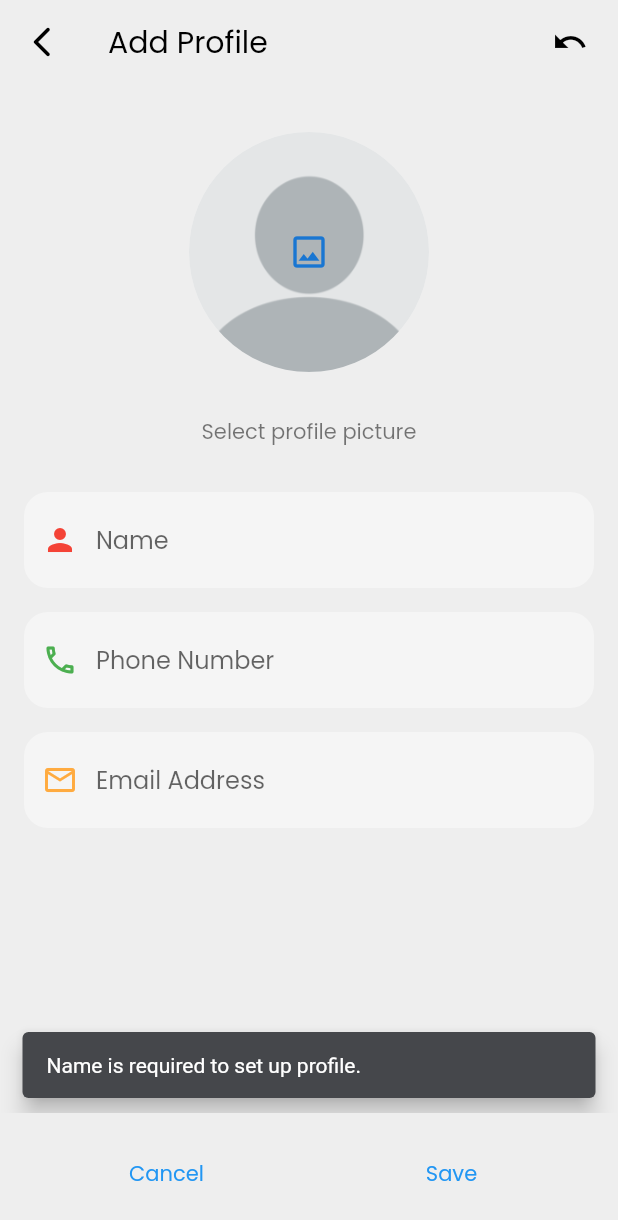
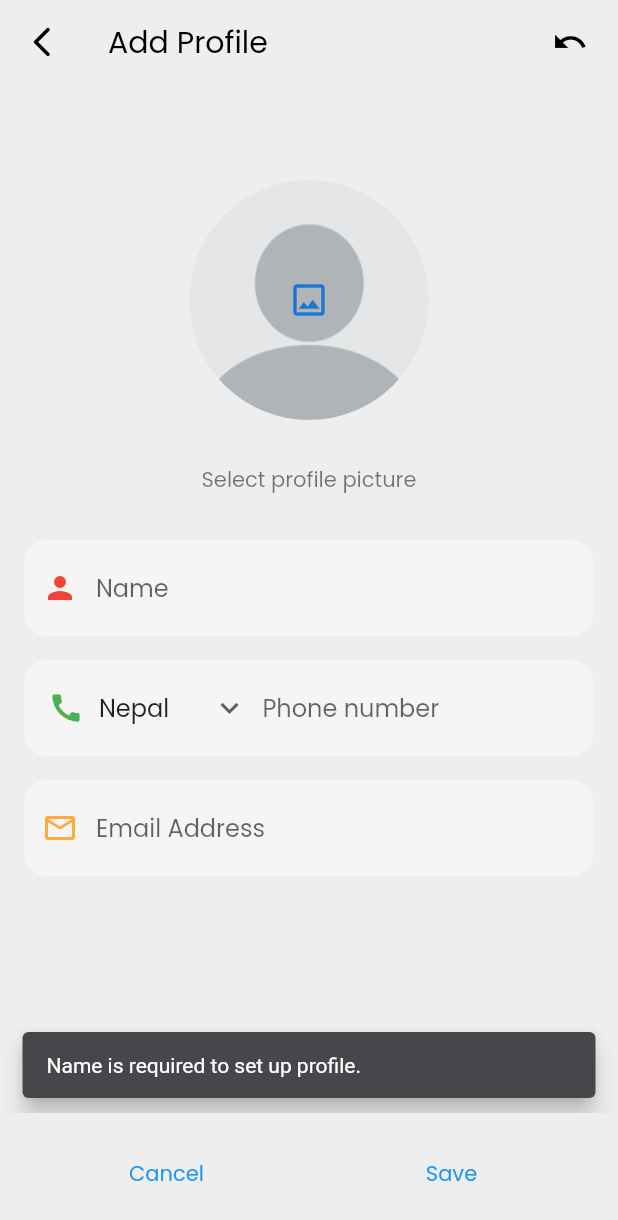
Before and after one commit to BishalTamangDev/linklocker_flutter, a Flutter app: the AddProfilePage screen opened directly, after a tap on "Save", on a phone screen of 412 x 824 dp. Shown: the top 1220 px of the screen. Run offline on Flutter 3.47's test engine with Material 3 defaults, Android fonts, the phone set to English and light mode, and no system bars; our stand-ins replace flutter_image_compress, go_router, image_picker, qr_flutter, share_plus, sqflite; accounts and stored records are empty.

Commit message:
update profile page :: phone number ui changed with dynamic country-code, note text field ui changed

```diff
--- a/lib/core/constants/app_constants.dart
+++ b/lib/core/constants/app_constants.dart
@@ -6,6 +6,8 @@ class AppConstants {
 
   // default user image
   static final String defaultUserImage = "assets/images/blank_user.png";
+
+  static final String defaultCountry = "nepal";
 
 //   colors
   static Color primaryColor = Colors.blue;
--- a/lib/features/presentation/home/home_page.dart
+++ b/lib/features/presentation/home/home_page.dart
@@ -308,7 +308,7 @@ class _HomePageState extends State<HomePage> with WidgetsBindingObserver {
                                                                   context,
                                                                   qrData);
                                                         },
-                                                        icon: Icon(Icons.share),
+                                                        icon: Icon(Icons.qr_code),
                                                       ),
                                                 onTap: () {
                                                   if (userData['user_id'] ==
--- a/lib/features/presentation/link/view/view_link_page.dart
+++ b/lib/features/presentation/link/view/view_link_page.dart
@@ -80,8 +80,9 @@ class _ViewLinkPageState extends State<ViewLinkPage> {
           child: Column(
             spacing: 16.0,
             crossAxisAlignment: CrossAxisAlignment.start,
+            mainAxisAlignment: MainAxisAlignment.start,
             children: [
-              const SizedBox(height: 64.0),
+              const SizedBox(),
 
               //   profile picture
               Center(
--- a/lib/features/presentation/profile/add_profile_page.dart
+++ b/lib/features/presentation/profile/add_profile_page.dart
@@ -29,6 +29,7 @@ class _AddProfilePageState extends State<AddProfilePage> {
   // variables
   // late Map<String, dynamic> _userData;
   bool _isDisposed = false;
+  String country = AppConstants.defaultCountry;
 
   // user model
   UserModel userModel = UserModel();
@@ -48,6 +49,7 @@ class _AddProfilePageState extends State<AddProfilePage> {
       nameController.text = widget.backupData['name'];
       emailController.text = widget.backupData['email'];
       profilePicture = widget.backupData['profile_picture'];
+      country = widget.backupData['contacts'][0]['country'];
       phoneController.text = widget.backupData['contacts'][0]['contact'];
     });
   }
@@ -58,6 +60,7 @@ class _AddProfilePageState extends State<AddProfilePage> {
       nameController.clear();
       phoneController.clear();
       emailController.clear();
+      country = AppConstants.defaultCountry;
       profilePicture = Uint8List(0);
     });
   }
@@ -137,19 +140,18 @@ class _AddProfilePageState extends State<AddProfilePage> {
         child: Padding(
           padding: const EdgeInsets.symmetric(horizontal: 16.0),
           child: Column(
-            spacing: 20.0,
-            mainAxisSize: MainAxisSize.max,
-            mainAxisAlignment: MainAxisAlignment.spaceBetween,
-            children: [
-              Column(
             spacing: 16.0,
             mainAxisSize: MainAxisSize.min,
             mainAxisAlignment: MainAxisAlignment.start,
+            crossAxisAlignment: CrossAxisAlignment.start,
             children: [
-                  const SizedBox(height: 16.0),
+              const SizedBox(
+                height: 48.0,
+              ),
 
               //   profile picture
-                  InkWell(
+              Center(
+                child: InkWell(
                   splashColor: Colors.transparent,
                   highlightColor: Colors.transparent,
                   onTap: _pickImage,
@@ -162,6 +164,7 @@ class _AddProfilePageState extends State<AddProfilePage> {
                     child: Icon(
                       Icons.image_outlined,
                       size: 28.0,
+                    ),
                   ),
                 ),
               ),
@@ -200,15 +203,115 @@ class _AddProfilePageState extends State<AddProfilePage> {
                 leadingIconColor: Colors.red,
               ),
 
-                  //   phone number
-                  CustomTextFieldWidget(
-                    context: context,
-                    autofocus: false,
+              // phone number
+              Row(
+                spacing: 10.0,
+                children: [
+                  // call icon, country code & contact
+                  Expanded(
+                    child: ClipRRect(
+                      borderRadius: BorderRadius.circular(16.0),
+                      child: Container(
+                        color: colorScheme.surface,
+                        child: Padding(
+                          padding: const EdgeInsets.symmetric(
+                            horizontal: 16.0,
+                            vertical: 8.0,
+                          ),
+                          child: Row(
+                            spacing: 10.0,
+                            children: [
+                              // call icon
+                              Icon(
+                                Icons.call,
+                                color: AppConstants.callIconColor,
+                              ),
+
+                              // country code
+                              DropdownButton(
+                                value: country,
+                                icon: Icon(Icons.keyboard_arrow_down),
+                                underline: SizedBox(),
+                                onChanged: (newValue) {
+                                  setState(() {
+                                    country = newValue.toString();
+                                  });
+                                },
+                                items: [
+                                  ...AppConstants.countryCodes.map(
+                                    (countryCode) => DropdownMenuItem(
+                                      value: countryCode['country'],
+                                      child: Text(
+                                        AppFunctions.getCapitalizedWords(
+                                            countryCode['country']),
+                                      ),
+                                    ),
+                                  ),
+                                ],
+                              ),
+
+                              //   contact
+                              Expanded(
+                                child: TextField(
                                   controller: phoneController,
-                    hintText: "Phone Number",
-                    leadingIcon: Icons.call_outlined,
-                    leadingIconColor: Colors.green,
-                    textInputType: TextInputType.numberWithOptions(),
+                                  keyboardType: TextInputType.number,
+                                  decoration: InputDecoration(
+                                    hintText: "Phone number",
+                                    border: InputBorder.none,
+                                  ),
+                                ),
+                              ),
+                            ],
+                          ),
+                        ),
+                      ),
+                    ),
+                  ),
+                  // ClipRRect(
+                  //   borderRadius: BorderRadius.circular(8.0),
+                  //   child: InkWell(
+                  //     borderRadius: BorderRadius.circular(8.0),
+                  //     onTap: () {
+                  //       developer.log("Add more contact");
+                  //       setState(() {});
+                  //     },
+                  //     child: Container(
+                  //       color: colorScheme.surface,
+                  //       child: Padding(
+                  //         padding: const EdgeInsets.all(12.0),
+                  //         child: Icon(
+                  //           Icons.add,
+                  //           color: Colors.green,
+                  //         ),
+                  //       ),
+                  //     ),
+                  //   ),
+                  // ),
+
+                  // delete contact
+                  // Row(
+                  //   children: [
+                  //     const SizedBox(width: 8.0),
+                  //     ClipRRect(
+                  //       borderRadius: BorderRadius.circular(8.0),
+                  //       child: InkWell(
+                  //         borderRadius: BorderRadius.circular(8.0),
+                  //         onTap: () {},
+                  //         child: Container(
+                  //           color: colorScheme.surface,
+                  //           child: Padding(
+                  //             padding: const EdgeInsets.all(12.0),
+                  //             child: Icon(
+                  //               Icons.delete_outline,
+                  //               color: Colors.red,
+                  //             ),
+                  //           ),
+                  //         ),
+                  //       ),
+                  //     ),
+                  //   ],
+                  // ),
+                ],
               ),
 
               //   email address
@@ -223,8 +326,6 @@ class _AddProfilePageState extends State<AddProfilePage> {
               ),
 
               const SizedBox(),
-                ],
-              ),
             ],
           ),
         ),
@@ -279,14 +380,15 @@ class _AddProfilePageState extends State<AddProfilePage> {
                       }
 
                       // user model
-                      userModel.setName = nameController.text.toString().trim();
+                      userModel.setName =
+                          nameController.text.toString().trim().toLowerCase();
                       userModel.setEmail =
-                          emailController.text.toString().trim();
+                          emailController.text.toString().trim().toLowerCase();
                       userModel.setProfilePicture = profilePicture;
 
                       // user contacts
                       var userContacts = {
-                        'country': 'nepal',
+                        'country': country,
                         'contact': phoneController.text.toString(),
                       };
 
@@ -331,17 +433,11 @@ class _AddProfilePageState extends State<AddProfilePage> {
                         String response =
                             await localDataStorage.updateUser(userModel);
 
-                        // update user contact
-                        Map<String, dynamic> userContactData = {
-                          'country': 'nepal',
-                          'contact': phoneController.text.toString(),
-                        };
-
                         String contactResponse =
                             await localDataStorage.updateUserContact(
-                                widget.backupData['contacts'][0]
-                                    ['user_contact_id'],
-                                userContactData);
+                          widget.backupData['contacts'][0]['user_contact_id'],
+                          userContacts,
+                        );
 
                         if (context.mounted) {
                           scaffoldMessenger.showSnackBar(
```
Also changed, not shown: lib/features/presentation/link/add/add_link_page.dart (+42 -22 lines). Lines whose indentation alone changed are shown as unchanged.
